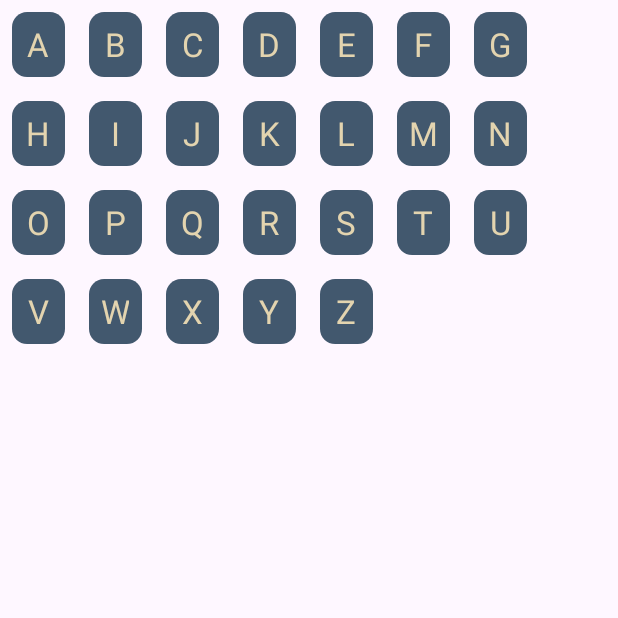
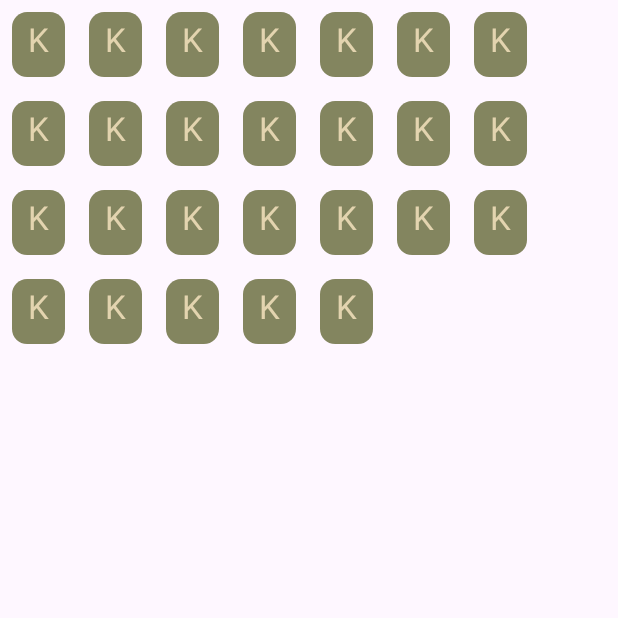
Before and after one commit to Saisriram2003/Hangman, an Android app: the screen it shows after launch (MainActivity), on a phone screen of 412 x 824 dp, the top half of it. Run offline under Robolectric (Android 15) with nearby library versions, the phone set to English and light mode, and no system bars.

Commit message:
+ way to store isAvailable for each key; + Available/Unavailable key variant

```diff
--- /dev/null
+++ b/app/src/main/java/com/example/hangman/Key.kt
@@ -0,0 +1,6 @@
+package com.example.hangman
+
+data class Key(
+    val letter: Char,
+    var isAvailable: Boolean = false
+)
--- a/app/src/main/java/com/example/hangman/KeyboardAdapter.kt
+++ b/app/src/main/java/com/example/hangman/KeyboardAdapter.kt
@@ -3,22 +3,27 @@ package com.example.hangman
 import android.view.LayoutInflater
 import android.view.ViewGroup
 import android.widget.Toast
-import androidx.gridlayout.widget.GridLayout
 import androidx.recyclerview.widget.RecyclerView
 import com.example.hangman.databinding.ListItemKeyBinding
 
 class KeyboardHolder(private val binding: ListItemKeyBinding) : RecyclerView.ViewHolder(binding.root) {
-    fun bind(letter: Char) {
-        binding.key.text = letter.toString()
+    fun bind(key: Key) {
+        binding.key.text = key.toString()
+
+        if (key.isAvailable) {
+            binding.keyBackground.setBackgroundResource(R.drawable.character_key_available)
+        } else {
+            binding.keyBackground.setBackgroundResource(R.drawable.character_key_unavailable)
+        }
 
         binding.root.setOnClickListener {
             // TODO: implement character key press
-            Toast.makeText(binding.root.context, "$letter pressed!", Toast.LENGTH_SHORT).show()
+            Toast.makeText(binding.root.context, "$key pressed!", Toast.LENGTH_SHORT).show()
         }
     }
 }
 
-class KeyboardAdapter (private val keys: List<Char>) : RecyclerView.Adapter<KeyboardHolder>() {
+class KeyboardAdapter (private val keys: List<Key>) : RecyclerView.Adapter<KeyboardHolder>() {
     override fun onCreateViewHolder(parent: ViewGroup, viewType: Int): KeyboardHolder {
         val inflater = LayoutInflater.from(parent.context)
         val binding = ListItemKeyBinding.inflate(inflater, parent, false)
--- a/app/src/main/java/com/example/hangman/KeyboardFragment.kt
+++ b/app/src/main/java/com/example/hangman/KeyboardFragment.kt
@@ -32,7 +32,7 @@ class KeyboardFragment : Fragment() {
 
         binding.keyboardRecyclerView.layoutManager = GridLayoutManager(context, 7)
 
-        val keyboard = keyboardViewModel.letters
+        val keyboard = keyboardViewModel.keys
         val adapter = KeyboardAdapter(keyboard)
         binding.keyboardRecyclerView.adapter = adapter
 
--- a/app/src/main/java/com/example/hangman/KeyboardViewModel.kt
+++ b/app/src/main/java/com/example/hangman/KeyboardViewModel.kt
@@ -1,16 +1,15 @@
 package com.example.hangman
 
 import androidx.lifecycle.ViewModel
-import com.example.hangman.databinding.FragmentKeyboardBinding
 
 class KeyboardViewModel : ViewModel() {
 
-    val letters = mutableListOf<Char>()
+    val keys = mutableListOf<Key>()
 
     init {
         for (i in 0 until 26) {
             val letter = 'A' + i
-            letters += letter
+            keys += Key(letter, false)
         }
     }
 }
--- /dev/null
+++ b/app/src/main/res/drawable/character_key_available.xml
@@ -0,0 +1,19 @@
+<?xml version="1.0" encoding="utf-8"?>
+<vector
+    xmlns:android="http://schemas.android.com/apk/res/android"
+    xmlns:aapt="http://schemas.android.com/aapt"
+    android:width="35dp"
+    android:height="43dp"
+    android:viewportWidth="35"
+    android:viewportHeight="43"
+    >
+    <group>
+        <clip-path
+            android:pathData="M10 0H25C30.5228 0 35 4.47715 35 10V33C35 38.5228 30.5228 43 25 43H10C4.47715 43 0 38.5228 0 33V10C0 4.47715 4.47715 0 10 0Z"
+            />
+        <path
+            android:pathData="M0 0V43H35V0"
+            android:fillColor="@color/key_available_background"
+            />
+    </group>
+</vector>
--- a/app/src/main/res/drawable/character_key.xml
+++ b/app/src/main/res/drawable/character_key_unavailable.xml
@@ -13,7 +13,7 @@
             />
         <path
             android:pathData="M0 0V43H35V0"
-            android:fillColor="#42586E"
+            android:fillColor="@color/key_unavailable_background"
             />
     </group>
 </vector>
--- a/app/src/main/res/layout/list_item_key.xml
+++ b/app/src/main/res/layout/list_item_key.xml
@@ -8,7 +8,7 @@
         android:id="@+id/key_background"
         android:layout_width="35dp"
         android:layout_height="43dp"
-        android:background="@drawable/character_key" />
+        android:background="@drawable/character_key_available" />
 
     <TextView
         android:id="@+id/key"
@@ -16,8 +16,8 @@
         android:layout_height="36dp"
         android:layout_centerInParent="true"
         android:gravity="center"
+        android:text="A"
         android:textAppearance="@style/TextAppearance.AppCompat.Large"
-        android:textColor="@color/text_color"
-        android:text="A" />
+        android:textColor="@color/text_color" />
 
 </RelativeLayout>
--- a/app/src/main/res/values/colors.xml
+++ b/app/src/main/res/values/colors.xml
@@ -3,4 +3,7 @@
     <color name="black">#FF000000</color>
     <color name="white">#FFFFFFFF</color>
     <color name="text_color">#E3D4AF</color>
+    <color name="key_available_background">#44461F</color>
+    <color name="key_unavailable_background">#83855F</color>
+
 </resources>
```
